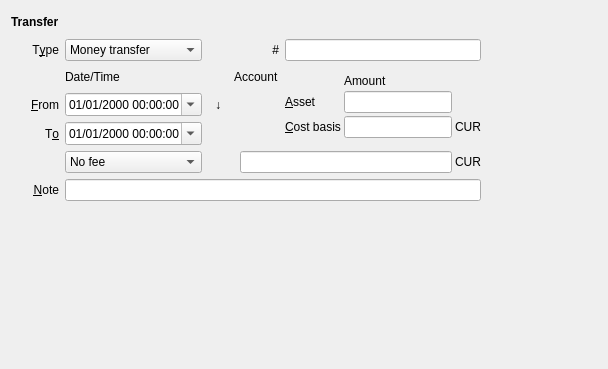
The window that jal/ui/widgets/transfer_operation.ui (titov-vv/jal) describes before a commit, drawn with Qt 5; both pictures show x 0 to 608 and y 0 to 369 of the 1272 by 369 pixel window.
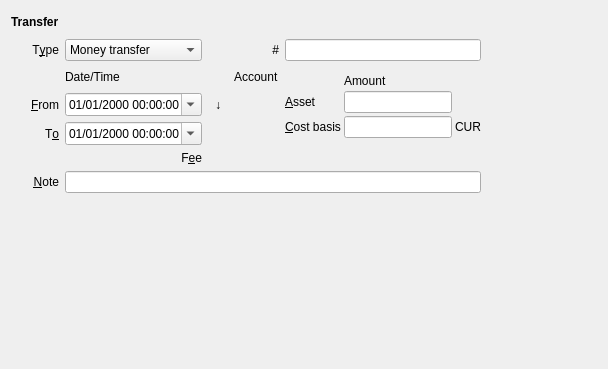
The same window after the commit. The open tabs and pages were chosen to show the change. Custom widgets are drawn as their Qt base class.

Commit message: The five operation editors drive the fee through FeeWidget. End of the dual fee write.

```diff
--- a/jal/ui/widgets/transfer_operation.ui
+++ b/jal/ui/widgets/transfer_operation.ui
@@ -111,134 +111,7 @@
     </widget>
    </item>
    <item row="5" column="5" colspan="5">
-    <widget class="QStackedWidget" name="FeeGasPages">
-     <property name="sizePolicy">
-      <sizepolicy hsizetype="Preferred" vsizetype="Maximum">
-       <horstretch>0</horstretch>
-       <verstretch>0</verstretch>
-      </sizepolicy>
-     </property>
-     <property name="frameShape">
-      <enum>QFrame::Shape::NoFrame</enum>
-     </property>
-     <property name="currentIndex">
-      <number>0</number>
-     </property>
-     <widget class="QWidget" name="NoFeePage"/>
-     <widget class="QWidget" name="FeePage">
-      <layout class="QGridLayout" name="gridLayout">
-       <property name="leftMargin">
-        <number>0</number>
-       </property>
-       <property name="topMargin">
-        <number>0</number>
-       </property>
-       <property name="rightMargin">
-        <number>0</number>
-       </property>
-       <property name="bottomMargin">
-        <number>0</number>
-       </property>
-       <item row="0" column="0">
-        <widget class="ReferenceSelectorWidget" name="fee_account_widget" native="true"/>
-       </item>
-       <item row="0" column="1">
-        <spacer name="feeGroupSpacer">
-         <property name="orientation">
-          <enum>Qt::Orientation::Horizontal</enum>
-         </property>
-         <property name="sizeType">
-          <enum>QSizePolicy::Fixed</enum>
-         </property>
-         <property name="sizeHint" stdset="0">
-          <size>
-           <width>0</width>
-           <height>20</height>
-          </size>
-         </property>
-        </spacer>
-       </item>
-       <item row="0" column="2">
-        <layout class="QHBoxLayout" name="feeCurrencyBox">
-         <property name="spacing">
-          <number>3</number>
-         </property>
-         <property name="leftMargin">
-          <number>0</number>
-         </property>
-         <property name="topMargin">
-          <number>0</number>
-         </property>
-         <property name="rightMargin">
-          <number>0</number>
-         </property>
-         <property name="bottomMargin">
-          <number>0</number>
-         </property>
-         <item>
-          <widget class="QLineEdit" name="fee">
-           <property name="alignment">
-            <set>Qt::AlignmentFlag::AlignRight|Qt::AlignmentFlag::AlignTrailing|Qt::AlignmentFlag::AlignVCenter</set>
-           </property>
-          </widget>
-         </item>
-         <item>
-          <widget class="AccountCurrencyLabel" name="fee_currency">
-           <property name="text">
-            <string>CUR</string>
-           </property>
-          </widget>
-         </item>
-        </layout>
-       </item>
-      </layout>
-     </widget>
-     <widget class="QWidget" name="GasPage">
-      <layout class="QGridLayout" name="gridLayout_2">
-       <property name="leftMargin">
-        <number>0</number>
-       </property>
-       <property name="topMargin">
-        <number>0</number>
-       </property>
-       <property name="rightMargin">
-        <number>0</number>
-       </property>
-       <property name="bottomMargin">
-        <number>0</number>
-       </property>
-       <item row="0" column="0">
-        <layout class="QHBoxLayout" name="gasSymbolBox">
-         <property name="spacing">
-          <number>3</number>
-         </property>
-         <property name="leftMargin">
-          <number>0</number>
-         </property>
-         <property name="topMargin">
-          <number>0</number>
-         </property>
-         <property name="rightMargin">
-          <number>0</number>
-         </property>
-         <property name="bottomMargin">
-          <number>0</number>
-         </property>
-         <item>
-          <widget class="QLineEdit" name="gas">
-           <property name="alignment">
-            <set>Qt::AlignmentFlag::AlignRight|Qt::AlignmentFlag::AlignTrailing|Qt::AlignmentFlag::AlignVCenter</set>
-           </property>
-          </widget>
-         </item>
-         <item>
-          <widget class="ReferenceSelectorWidget" name="gas_symbol_widget" native="true"/>
-         </item>
-        </layout>
-       </item>
-      </layout>
-     </widget>
-    </widget>
+    <widget class="FeeWidget" name="fee_widget" native="true"/>
    </item>
    <item row="1" column="5">
     <widget class="QLabel" name="number_label">
@@ -425,22 +298,16 @@
     </widget>
    </item>
    <item row="5" column="2" colspan="2">
-    <widget class="QComboBox" name="FeeGasCombo">
-     <item>
-      <property name="text">
-       <string>No fee</string>
-      </property>
-     </item>
-     <item>
-      <property name="text">
-       <string>Fee</string>
-      </property>
-     </item>
-     <item>
-      <property name="text">
-       <string>Gas</string>
-      </property>
-     </item>
+    <widget class="QLabel" name="fee_label">
+     <property name="text">
+      <string>F&amp;ee</string>
+     </property>
+     <property name="alignment">
+      <set>Qt::AlignmentFlag::AlignRight|Qt::AlignmentFlag::AlignTrailing|Qt::AlignmentFlag::AlignVCenter</set>
+     </property>
+     <property name="buddy">
+      <cstring>fee_widget</cstring>
+     </property>
     </widget>
    </item>
    <item row="0" column="12">
@@ -519,6 +386,12 @@
   </layout>
  </widget>
  <customwidgets>
+  <customwidget>
+   <class>FeeWidget</class>
+   <extends>QWidget</extends>
+   <header>jal/widgets/fee_widget.h</header>
+   <container>0</container>
+  </customwidget>
   <customwidget>
    <class>ReferenceSelectorWidget</class>
    <extends>QWidget</extends>
```
Left out of the diff: 6 changed lines with no effect on the pictures. The commit also changes 23 other files.
